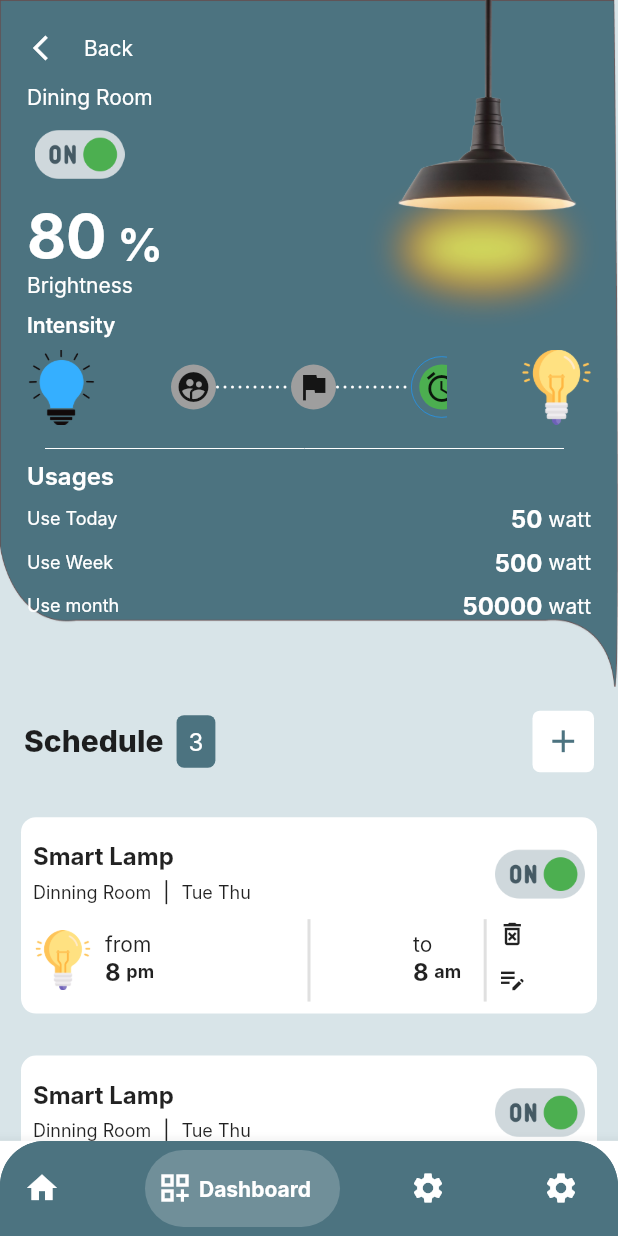
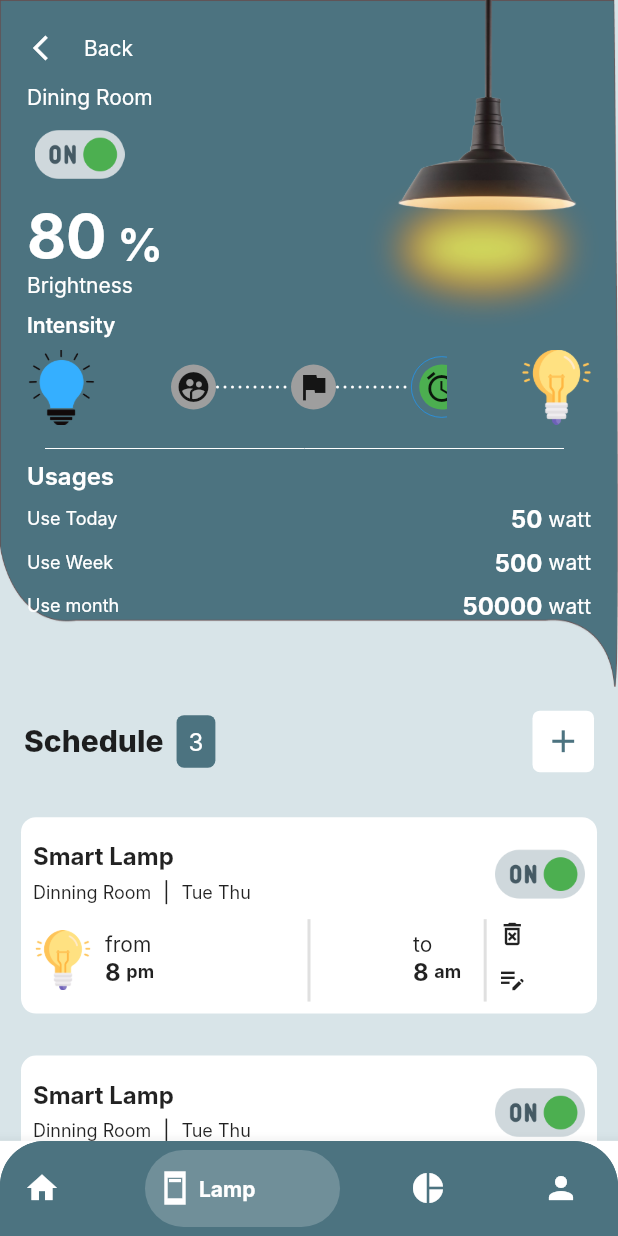
Before and after one commit to abir1h/Task_Innova_Infosys_Limited, a Flutter app: the screen it shows after launch, item 2 of the bottom bar chosen, on a phone screen of 412 x 824 dp. Run offline on Flutter 3.47's test engine with Material 2 defaults, Android fonts, the phone set to English and light mode, and no system bars; drawn by our look-alikes of bottom_navy_bar; our stand-ins replace fl_chart, flutter_svg, get, im_stepper, lite_rolling_switch; Roboto replaces fonts that are missing (Inter).

Commit message:
All Page Done and minor changes made

```diff
--- a/lib/Screens/HomePage/MainHome.dart
+++ b/lib/Screens/HomePage/MainHome.dart
@@ -115,17 +115,17 @@ class _Main_homeState extends State<Main_home> {
                   ),
                   BottomNavyBarItem( activeColor:Colors.white,
                     inactiveColor: Colors.white,
-                    icon: Icon(Icons.dashboard_customize_outlined),
-                    title: Text('Dashboard'),
+                    icon: Icon(Icons.ad_units_sharp),
+                    title: Text('Lamp'),
                   ),
                   BottomNavyBarItem( activeColor: Colors.white,
                     inactiveColor: Colors.white,
-                    icon: Icon(Icons.settings),
-                    title: Text('Settings'),
+                    icon: Icon(Icons.pie_chart),
+                    title: Text('Usage'),
                   ),  BottomNavyBarItem( activeColor: Colors.white,
                     inactiveColor: Colors.white,
-                    icon: Icon(Icons.settings),
-                    title: Text('Settings'),
+                    icon: Icon(Icons.person),
+                    title: Text('Smart Mode'),
                   ),
                 ],
               ),
--- a/lib/main.dart
+++ b/lib/main.dart
@@ -15,6 +15,7 @@ class MyApp extends StatelessWidget {
   @override
   Widget build(BuildContext context) {
     return GetMaterialApp(
+      debugShowCheckedModeBanner: false,
       theme: ThemeData(
 
           primarySwatch: Colors.teal,
```
